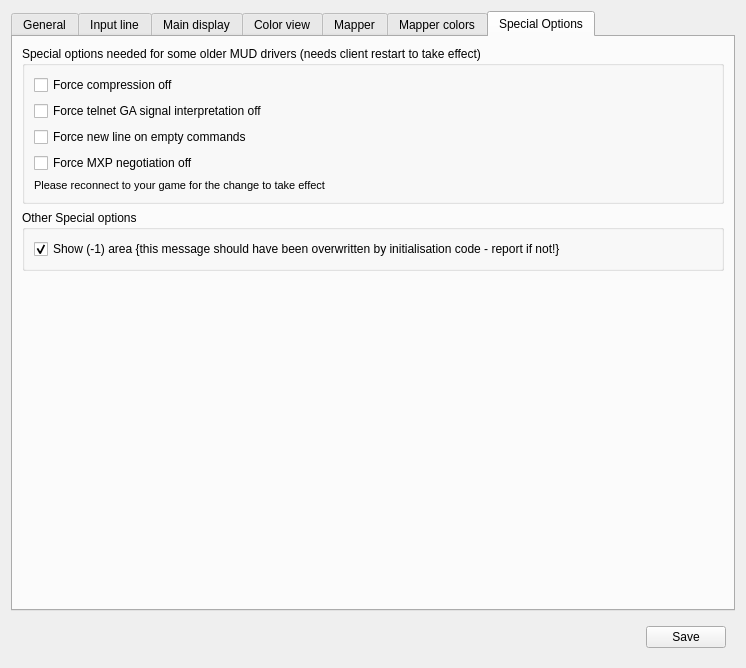
This is src/ui/profile_preferences.ui in Mudlet/Mudlet as Qt 5 draws it before an edit. The edited form follows.
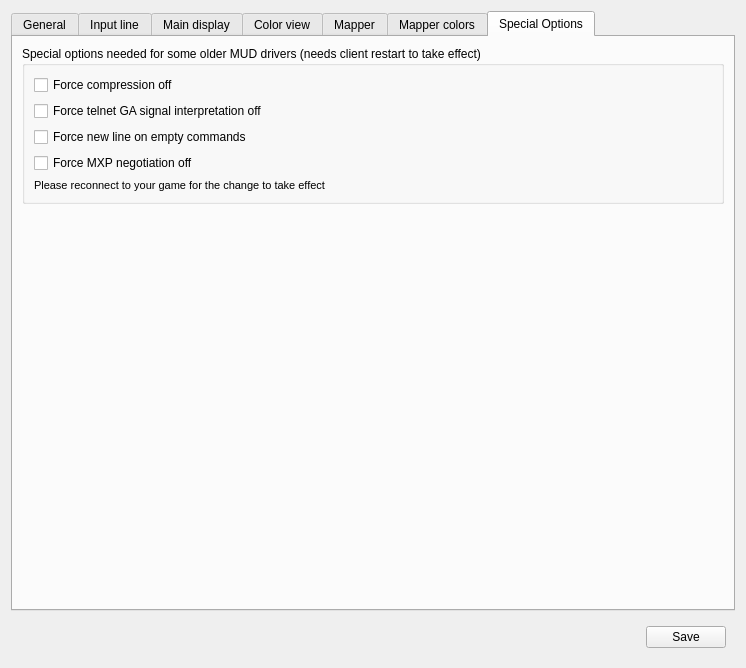
This is the edited form. The open tabs and pages were chosen to show the change. Icons and pictures are not drawn.

Commit message: Moved 'show default' area to the box designed for map widget options

```diff
--- a/src/ui/profile_preferences.ui
+++ b/src/ui/profile_preferences.ui
@@ -1554,6 +1554,16 @@
             </property>
            </widget>
           </item>
+          <item>
+           <widget class="QCheckBox" name="checkBox_showDefaultArea">
+            <property name="text">
+             <string>Show (-1) area {this message should have been overwritten by initialisation code - report if not!}</string>
+            </property>
+            <property name="checked">
+             <bool>true</bool>
+            </property>
+           </widget>
+          </item>
          </layout>
         </widget>
        </item>
@@ -2014,7 +2024,7 @@
          </layout>
         </widget>
        </item>
-       <item row="2" column="0">
+       <item row="1" column="0">
         <spacer name="verticalSpacer_6">
          <property name="orientation">
           <enum>Qt::Vertical</enum>
@@ -2027,28 +2037,6 @@
          </property>
         </spacer>
        </item>
-       <item row="1" column="0">
-        <widget class="QGroupBox" name="groupBox_Debug">
-         <property name="title">
-          <string>Other Special options</string>
-         </property>
-         <layout class="QFormLayout" name="formLayout_Debug">
-          <property name="labelAlignment">
-           <set>Qt::AlignRight|Qt::AlignTrailing|Qt::AlignVCenter</set>
-          </property>
-          <item row="0" column="0" colspan="2">
-           <widget class="QCheckBox" name="checkBox_showDefaultArea">
-            <property name="text">
-             <string>Show (-1) area {this message should have been overwritten by initialisation code - report if not!}</string>
-            </property>
-            <property name="checked">
-             <bool>true</bool>
-            </property>
-           </widget>
-          </item>
-         </layout>
-        </widget>
-       </item>
       </layout>
      </widget>
     </widget>
```
Left out of the diff: 6 changed lines with no effect on the pictures.
